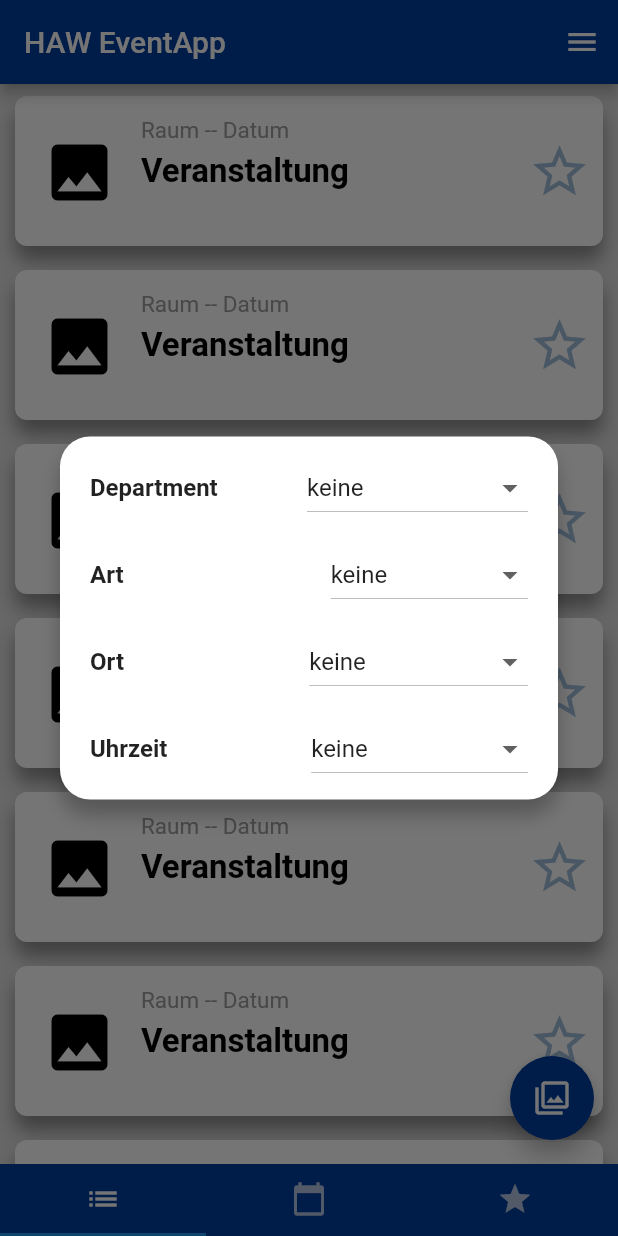
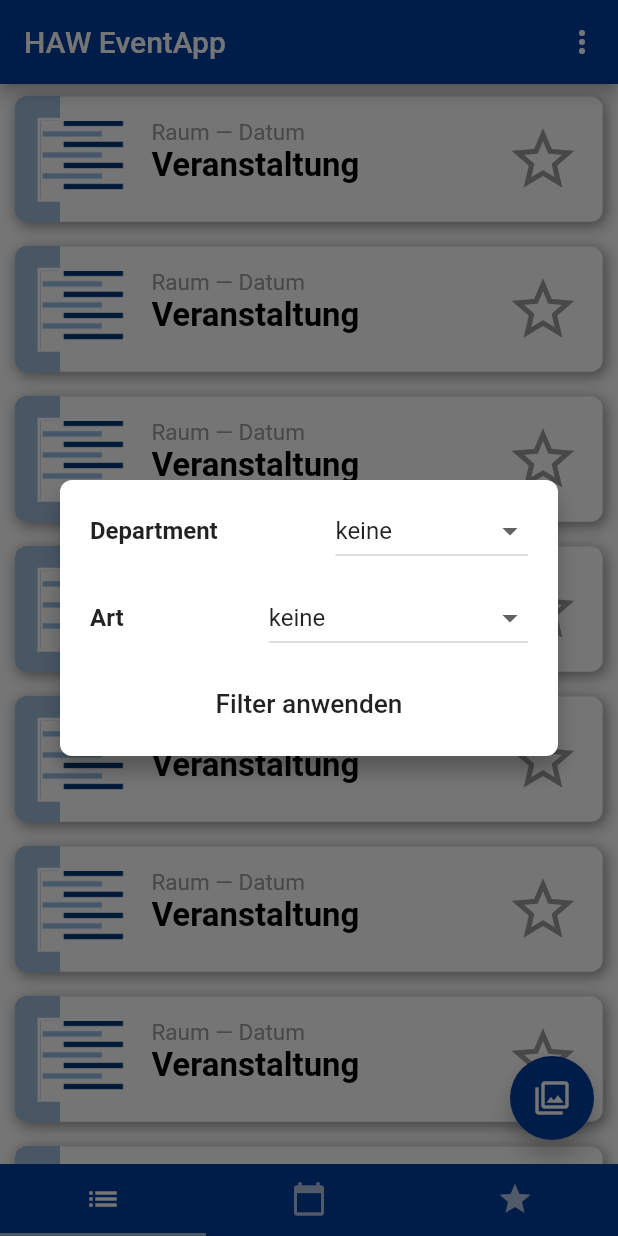
Before and after one commit to melinazanon/HAW-Events, a Flutter app: the screen it shows after launch, after a tap on the "filter" icon, on a phone screen of 412 x 824 dp. Run offline on Flutter 3.47's test engine with Material 2 defaults, Android fonts, the phone set to English and light mode, and no system bars.

Commit message:
Blauer Streifen, Bilder hinzugefügt

```diff
--- a/haw_events_application/lib/Calender.dart
+++ b/haw_events_application/lib/Calender.dart
@@ -3,5 +3,6 @@ import 'package:flutter/material.dart';
 class Calender extends StatelessWidget {
   @override
   Widget build(BuildContext context) {
+    return Scaffold();
   }
 }
--- a/haw_events_application/lib/Dialogs.dart
+++ b/haw_events_application/lib/Dialogs.dart
@@ -12,12 +12,8 @@ class _CustomDialogsState extends State<CustomDialogs> {
   //var _filteroptionen = ["keine", "filter1","filter2","filter3"];
   var _currentitemSelected1 = "keine";
   var _currentitemSelected2 = "keine";
-  var _currentitemSelected3 = "keine";
-  var _currentitemSelected4 = "keine";
-  var _veranstaltungsortFilter = ["keine", "Forum","Ditze-Hörsaal","E62","Produktionslabor"];
-  var _veranstaltungsartFilter = ["keine", "Workshop","Kolloqium","Rundgang","Ring-Vorlesung"];
-  var _department = ["keine", "extern","Medientechnik","Design","Information","gesamte Fakultät"];
-  var _uhrzeit = ["keine","8:00 - 12:00 Uhr","12:00 - 16:00 Uhr","16:00-20:00 Uhr"];
+  var _veranstaltungsartFilter = ["keine", "Workshop","Kolloqium","Großveranstaltungen","Ring-Vorlesung","Filme","Austellungen","GameJams","Media Night","Messe"];
+  var _department = ["keine", "extern","Medientechnik","Design","Information","DMI gesamt"];
 
 
   @override
@@ -39,7 +35,7 @@ class _CustomDialogsState extends State<CustomDialogs> {
             decoration: new BoxDecoration(
               color: Colors.white,
               shape: BoxShape.rectangle,
-              borderRadius: BorderRadius.circular(20),
+              borderRadius: BorderRadius.circular(8),
               boxShadow: [
                 BoxShadow(
                   color: Colors.black26,
@@ -93,46 +89,15 @@ class _CustomDialogsState extends State<CustomDialogs> {
                   mainAxisAlignment: MainAxisAlignment.spaceBetween,
                 ),
                 SizedBox(height: 10),
-                Row(
-                  children: <Widget>[
-                    _filterText("Ort"),
-                    DropdownButton<String>(
-                      items: _veranstaltungsortFilter.map((String dropDownStringItem) {
-                        return DropdownMenuItem<String>(
-                          value: dropDownStringItem,
-                          child: Text(dropDownStringItem),
-                        );
-                      }).toList(),
-                      onChanged: (String newValueSelected) {
-                        setState(() {
-                          this._currentitemSelected3 = newValueSelected;
-                        });
-                      },
-                      value: _currentitemSelected3,
-                    )
-                  ],
-                  mainAxisAlignment: MainAxisAlignment.spaceBetween,
-                ),
-                SizedBox(height: 10),
-                Row(
-                  children: <Widget>[
-                    _filterText("Uhrzeit"),
-                    DropdownButton<String>(
-                      items: _uhrzeit.map((String dropDownStringItem) {
-                        return DropdownMenuItem<String>(
-                          value: dropDownStringItem,
-                          child: Text(dropDownStringItem),
-                        );
-                      }).toList(),
-                      onChanged: (String newValueSelected) {
-                        setState(() {
-                          this._currentitemSelected4 = newValueSelected;
-                        });
-                      },
-                      value: _currentitemSelected4,
-                    )
-                  ],
-                  mainAxisAlignment: MainAxisAlignment.spaceBetween,
+                Align(
+                  alignment: Alignment.bottomCenter,
+                  child: FlatButton(
+                    onPressed: () {
+                      Navigator.of(context).pop();
+                      //Add actual filtering here
+                    },
+                    child: Text("Filter anwenden", style: TextStyle(fontSize: 17.5)),
+                  ),
                 )
               ],
             ),
--- a/haw_events_application/lib/EventOverview.dart
+++ b/haw_events_application/lib/EventOverview.dart
@@ -1,21 +1,61 @@
 import 'package:flutter/material.dart';
 import 'package:haw_events_application/Dialogs.dart';
 
-class EventOverview extends StatelessWidget {
+class EventOverview extends StatefulWidget {
+  EventOverview({Key key}) : super(key: key);
+
+  @override
+  _EventOverviewState createState() => _EventOverviewState();
+}
+
+class _EventOverviewState extends State<EventOverview> {
+
+  _EventOverviewState();
+
+  @override
+  void initState() {
+    super.initState();
+  }
+
   @override
   Widget build(BuildContext context) {
 
+    /*bool isPressed = false;
+
+  _pressed() {
+    var newVal = true;
+    if(isPressed) {
+      newVal = false;
+    }
+    else {
+      newVal = true;
+    }
+
+    setState(() {
+      isPressed = newVal;
+      print(newVal);
+    });
+  }
+  */
     ListTile myListTile() => ListTile(
-      contentPadding: EdgeInsets.symmetric(horizontal: 8.0,vertical: 10.0),
+      contentPadding: EdgeInsets.symmetric(horizontal: 15.0,vertical: 7.5),
       leading: new Container(
-        margin: EdgeInsets.only(left: 10.0),
-        padding: EdgeInsets.only(),
-        child: Icon(Icons.image, color: Colors.black, size: 50.0,),
+        width: 60,
+        height: 60,
+        decoration: BoxDecoration(
+          border: Border.all(width: 2,color: Colors.white)
+        ),
+        child: new Image.asset(
+          "assets/images/HAW_Logo.png",
+          fit: BoxFit.cover,
+          width: 60,
+          height: 60,
+        ),
       ),
       title: new Container(
-        padding: EdgeInsets.only(right: 10, bottom: 5),
+        padding: EdgeInsets.only(right: 10),
         child: new Text(
-          "Raum -- Datum",
+          "Raum — Datum",
           style: TextStyle(
             color: Colors.grey,
             fontSize: 15
@@ -23,7 +63,7 @@ class EventOverview extends StatelessWidget {
         )
       ),
       subtitle: Container(
-        padding: EdgeInsets.only(bottom: 40),
+        padding: EdgeInsets.only(bottom: 10),
         child: new Text(
           "Veranstaltung",
           style: TextStyle(
@@ -34,42 +74,119 @@ class EventOverview extends StatelessWidget {
         )
       ),
       trailing: new Container(
-        padding: EdgeInsets.only(left: 10, top: 3),
-        child: Icon(Icons.star_border, color: Color(0xFFa0bedc), size: 42.0)
-      )
+        /*new IconButton(
+          padding: EdgeInsets.only(right: 8),
+          icon: new Icon(isPressed ? Icons.star:Icons.star_border),
+          onPressed: () => _pressed(),
+          iconSize: 50.0,
+          color: Color(0xFFa0bedc),
+
+        )*/
+        child: Icon(Icons.star_border, color: Colors.grey, size: 50.0)
+      ),
+      //onTap: () => ,
     );
 
-    final makeCard = new Container(
-      height: 100.0,
+    /*final makeCard = new Container(
+      height: 90.0,
+      //Abstände zum Bildschirmrand und zwischen den Karten
       margin: new EdgeInsets.symmetric(horizontal: 10.0, vertical: 8.0),
       decoration: new BoxDecoration(
         shape: BoxShape.rectangle,
         color: Colors.white,
         borderRadius: new BorderRadius.circular(8.0),
+        border: Border.all(color: Colors.grey[200],width: 0.5),
         boxShadow: <BoxShadow>[
           new BoxShadow(
-            color: Colors.black38,
-            offset: new Offset(0.0, 10.0),
-            blurRadius: 10.0
+            color: Colors.black45,
+            offset: new Offset(1.5, 2.5),
+            blurRadius: 7.5
           )
         ]
       ),
       child: new Center(
+        //Inhalt der Karte/des Containers
         child: myListTile()
       )
     );
+    */
+    final blueBorder = new SizedBox(
+      height: 100,
+      child: Stack(
+        children: <Widget>[
+          Container(
+            height: 250,
+            margin: EdgeInsets.symmetric(horizontal: 10.0, vertical: 8.0),
+            //color: Colors.white,
+            decoration: new BoxDecoration(
+              shape: BoxShape.rectangle,
+              color: Colors.white,
+              borderRadius: new BorderRadius.circular(8.0),
+              border: Border.all(color: Colors.grey[200],width: 0.5),
+              boxShadow: <BoxShadow>[
+                new BoxShadow(
+                  color: Colors.black45,
+                  offset: new Offset(1.5, 2.5),
+                  blurRadius: 7.5
+                )
+              ]
+            ),
+          ),
+          Container(
+            height: 100,
+            width: 30,
+            margin: EdgeInsets.symmetric(horizontal: 10.0, vertical: 8.0),
+            padding: EdgeInsets.all(5.0),
+            alignment: Alignment.bottomCenter,
+            decoration: new BoxDecoration(
+              shape: BoxShape.rectangle,
+              color: Color(0xFFa0bedc),
+              borderRadius: BorderRadius.only(
+                bottomLeft: Radius.circular(8.0),
+                bottomRight: Radius.circular(0.0),
+                topLeft: Radius.circular(8.0),
+                topRight: Radius.circular(0.0)
+              ),
+              //border: Border.all(color: Colors.grey[200],width: 0.5),
+            ),
+          ),
+          Container(
+            height: 100,
+            margin: EdgeInsets.symmetric(horizontal: 10.0, vertical: 8.0),
+            padding: EdgeInsets.only(top: 4),
+            child: myListTile(),
+          )
+        ],
+      ),
+);
 
     final MyListView = new Container(
       child: ListView.builder(
+        //Anzahl der Elemente in der Liste der Veranstaltungen
         itemCount: 20,
         itemBuilder: (BuildContext context,int index) {
-          return makeCard;
+          return blueBorder;
+            /*children: <Widget>[
+              Positioned(
+                top: 0,
+                left: 0,
+                child:makeCard,
+              ),
+              /*Positioned(
+                left: 0,
+                top: 0,
+                child: blueBorder,
+              )*/
+            ]
+          );*/
         },
+        //Leerraum nach dem letzten Element in der Liste
+        padding: EdgeInsets.only(bottom: 80),
       ),
     );
 
     return Scaffold(
-      backgroundColor: Colors.grey[300],
+      backgroundColor: Colors.white,
       body: MyListView,
       floatingActionButton: FloatingActionButton(
         onPressed: () => showDialog(context: context, builder: (BuildContext context) => CustomDialogs()),
--- a/haw_events_application/lib/Favourites.dart
+++ b/haw_events_application/lib/Favourites.dart
@@ -3,5 +3,6 @@ import 'package:flutter/material.dart';
 class Favourites extends StatelessWidget {
   @override
   Widget build(BuildContext context) {
+    return Scaffold();
   }
 }
--- a/haw_events_application/lib/main.dart
+++ b/haw_events_application/lib/main.dart
@@ -1,4 +1,5 @@
 import 'package:flutter/material.dart';
+import 'package:flutter/widgets.dart';
 import 'EventOverview.dart' as eventOverview;
 import 'Calender.dart' as calender;
 import 'Favourites.dart' as favourite;
@@ -6,7 +7,8 @@ import 'Favourites.dart' as favourite;
 void main() {
   runApp(new MaterialApp(
     debugShowCheckedModeBanner: false,    //damit das Debug-Banner weggeht
-    home: new EventTabs()
+    home: new EventTabs(),
+    theme: ThemeData(indicatorColor: Color(0xffa0bedc)),
   ));
 }
 
@@ -19,6 +21,8 @@ class EventTabsState extends State<EventTabs> with SingleTickerProviderStateMixi
 
   //Default Controller für die Tabs
   TabController controller;
+  //PopupMenuItems Liste mit den drei Punkten
+  static const List<String>_choices = <String>["Einstellungen","Impressum"];
 
   @override
   void initState() {
@@ -41,27 +45,26 @@ class EventTabsState extends State<EventTabs> with SingleTickerProviderStateMixi
         title: new Text('HAW EventApp'),
         backgroundColor: Color(0xFF003ca0),
         actions: <Widget>[
-          IconButton(
-            icon: Icon(Icons.menu),
-            onPressed: () {}
+          //Einstellungs DropDownMenu oben rechts in der AppBar
+          PopupMenuButton<String>(
+            onSelected: choicesAction,
+            itemBuilder: (BuildContext context) {
+              return _choices.map((String choice) {
+                return PopupMenuItem<String>(
+                  value: choice,
+                  child: Text(choice),
+                );
+              }).toList() ;
+            },
           )
         ],
-        //erstellen der Tabs in der TabBar oben
-        /*bottom: new TabBar(
-          //Zuweisung des Default-Controllers zur TabBar
-          controller: controller,
-          //Erstellen der Tabs in der TabBar
-          tabs: <Tab>[
-            new Tab(icon: new Icon(Icons.list)),
-            new Tab(icon: new Icon(Icons.calendar_today)),
-            new Tab(icon: new Icon(Icons.star)),
-          ],
-        ),*/
       ),
+      //erstellen der Tabs in der TabBar oben
       bottomNavigationBar: new Material(
         color: Color(0xFF003ca0),
         child: new TabBar(
           controller: controller,
+          indicatorColor: Color(0xffa0bedc),
           //Erstellen der Tabs in der TabBar
           tabs: <Tab>[
             new Tab(icon: new Icon(Icons.list)),
@@ -83,4 +86,9 @@ class EventTabsState extends State<EventTabs> with SingleTickerProviderStateMixi
       ),
     );
   }
+
+  void choicesAction(String choices) {
+    print("Working");
+    //Add actual routes to the selected pages
+  }
 }
--- a/haw_events_application/pubspec.yaml
+++ b/haw_events_application/pubspec.yaml
@@ -41,9 +41,9 @@ flutter:
   uses-material-design: true
 
   # To add assets to your application, add an assets section, like this:
-  # assets:
-  #  - images/a_dot_burr.jpeg
-  #  - images/a_dot_ham.jpeg
+  assets:
+    - assets/images/HAW_Logo.png
+    - assets/images/Flimmerfest.jpg
 
   # An image asset can refer to one or more resolution-specific "variants", see
   # https://flutter.io/assets-and-images/#resolution-aware.
```
Also changed, not shown: haw_events_application/assets/images/Flimmerfest.jpg (added), haw_events_application/assets/images/HAW_Logo.png (added).
